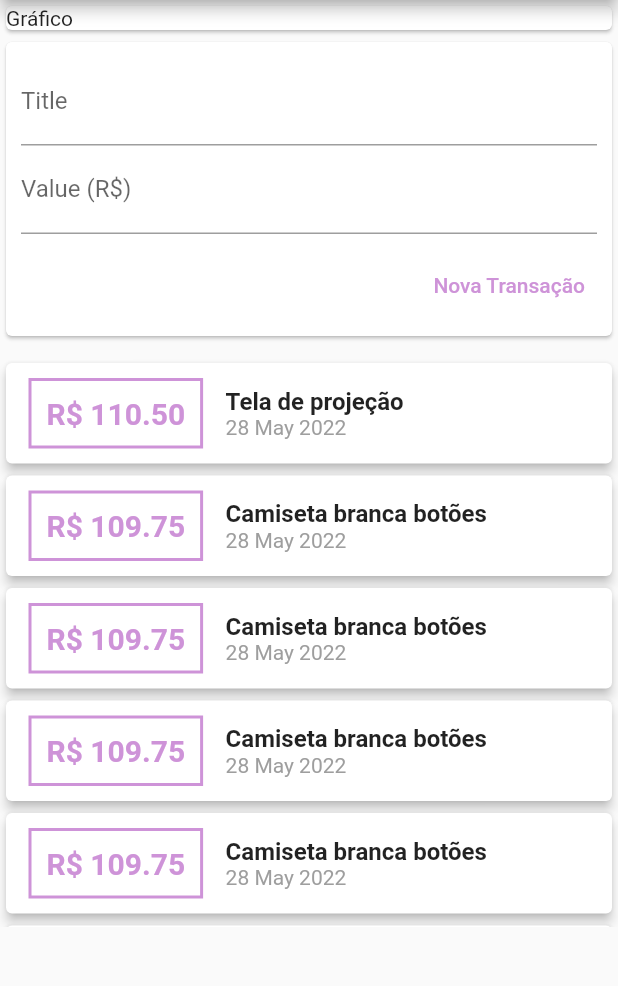
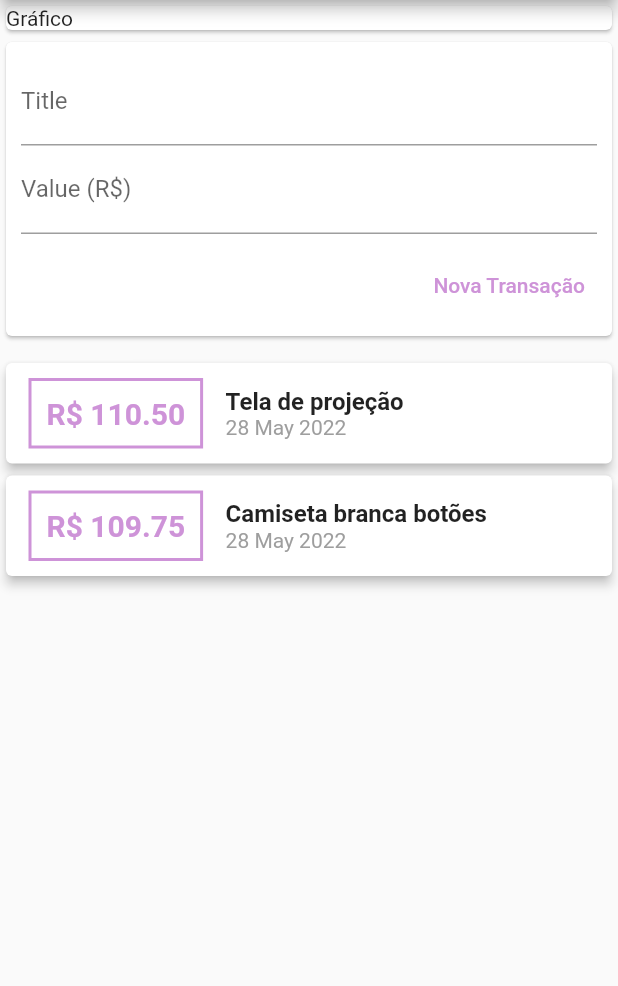
Before and after one commit to AllanCicceri/ExpensesApp, a Flutter app: the screen it shows after launch, after a tap on "Nova Transação", on a phone screen of 412 x 824 dp, the part 84-1070 px from its top. Run offline on Flutter 3.47's test engine with Material 2 defaults, Android fonts, the phone set to English and light mode, and no system bars.

Commit message:
add: numerical keyboard for value textfield

```diff
--- a/lib/components/transaction_form.dart
+++ b/lib/components/transaction_form.dart
@@ -10,6 +10,17 @@ class TransactionForm extends StatelessWidget {
     final titleController = TextEditingController();
     final valueController = TextEditingController();
 
+    _submitForm() {
+      final title = titleController.text;
+      final value = double.tryParse(valueController.text) ?? 0.0;
+
+      if (title.isEmpty || value <= 0) {
+        return;
+      }
+
+      onSubmit(title, value);
+    }
+
     return Card(
       child: Padding(
         padding: const EdgeInsets.all(10),
@@ -21,6 +32,7 @@ class TransactionForm extends StatelessWidget {
             ),
             TextField(
               controller: valueController,
+              keyboardType: TextInputType.numberWithOptions(decimal: true),
               decoration: InputDecoration(labelText: 'Value (R\$)'),
             ),
             Padding(
@@ -32,13 +44,7 @@ class TransactionForm extends StatelessWidget {
                     style: ButtonStyle(
                         foregroundColor:
                             MaterialStateProperty.all(Colors.purple.shade200)),
-                    onPressed: () {
-                      final title = titleController.text;
-                      final value =
-                          double.tryParse(valueController.text) ?? 0.0;
-
-                      onSubmit(title, value);
-                    },
+                    onPressed: _submitForm,
                     child: Text('Nova Transação'),
                   ),
                 ],
--- a/lib/components/transaction_user.dart
+++ b/lib/components/transaction_user.dart
@@ -17,36 +17,6 @@ class _TransactionUserState extends State<TransactionUser> {
         id: 't1',
         title: 'Tela de projeção',
         value: 110.50,
-        date: DateTime.now()),
-    Transaction(
-        id: 't2',
-        title: 'Camiseta branca botões',
-        value: 109.75,
-        date: DateTime.now()),
-    Transaction(
-        id: 't2',
-        title: 'Camiseta branca botões',
-        value: 109.75,
-        date: DateTime.now()),
-    Transaction(
-        id: 't2',
-        title: 'Camiseta branca botões',
-        value: 109.75,
-        date: DateTime.now()),
-    Transaction(
-        id: 't2',
-        title: 'Camiseta branca botões',
-        value: 109.75,
-        date: DateTime.now()),
-    Transaction(
-        id: 't2',
-        title: 'Camiseta branca botões',
-        value: 109.75,
-        date: DateTime.now()),
-    Transaction(
-        id: 't2',
-        title: 'Camiseta branca botões',
-        value: 109.75,
         date: DateTime.now()),
     Transaction(
         id: 't2',
```
